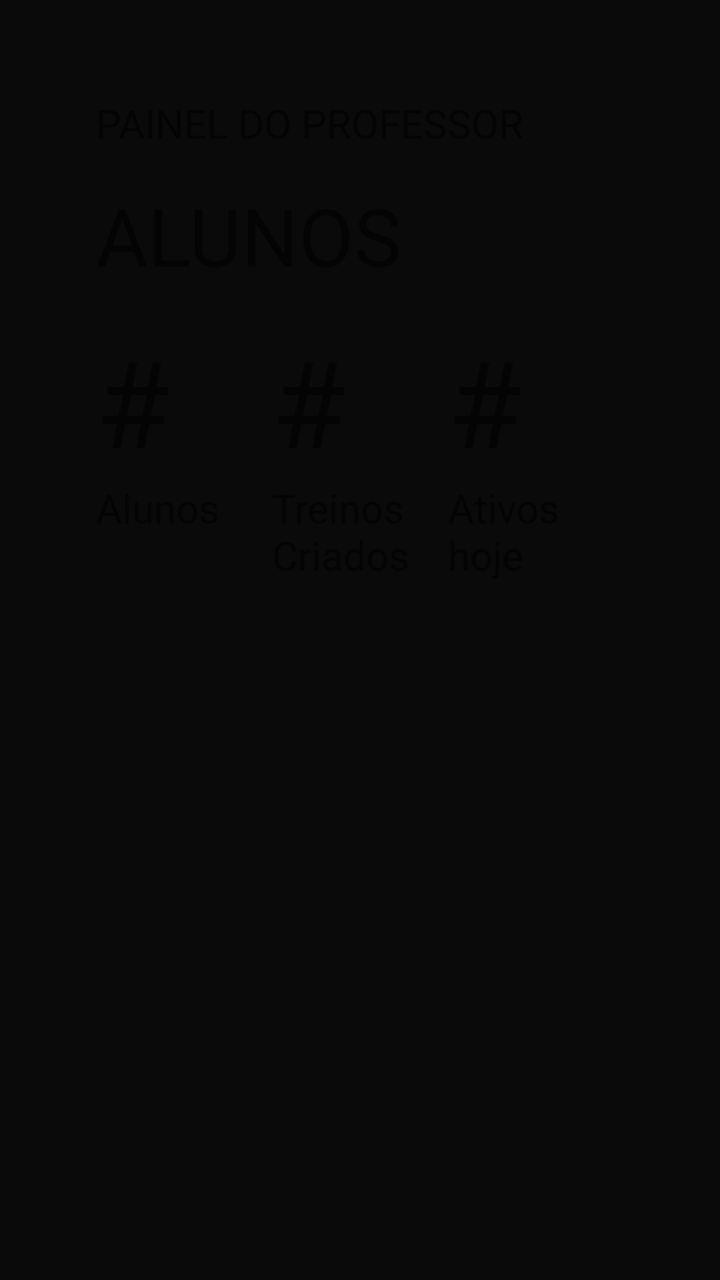
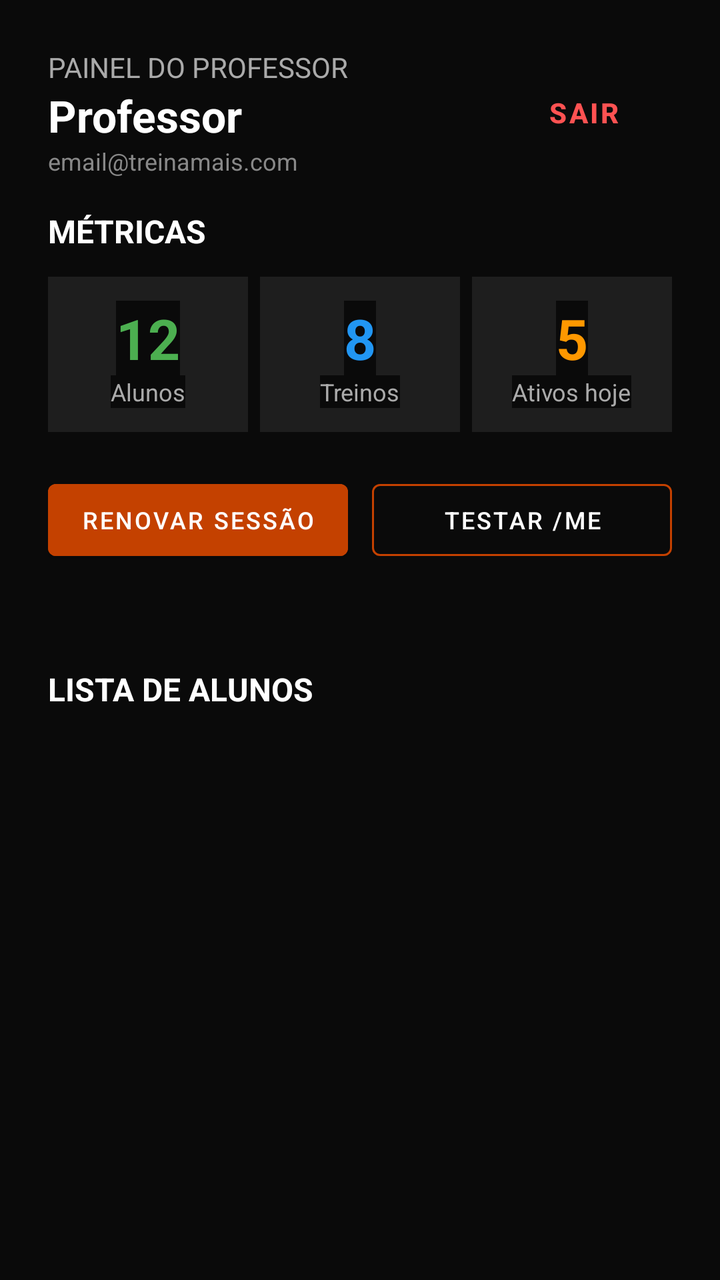

Screens rendered from an Android XML layout before and after an edit, with the pre-edit source and the edit as a unified diff.
<!-- AndroidManifest.xml: application theme Theme.TreinaMais -->
<!-- res/layout/painel_prof.xml -->
<?xml version="1.0" encoding="utf-8"?>
<androidx.constraintlayout.widget.ConstraintLayout xmlns:android="http://schemas.android.com/apk/res/android"
    xmlns:app="http://schemas.android.com/apk/res-auto"
    xmlns:tools="http://schemas.android.com/tools"
    android:id="@+id/clout_painelProf"
    android:layout_width="match_parent"
    android:layout_height="match_parent">

    <LinearLayout
        android:layout_width="match_parent"
        android:layout_height="match_parent"
        android:orientation="vertical"
        android:padding="48dp"
        app:layout_constraintBottom_toBottomOf="parent"
        app:layout_constraintEnd_toEndOf="parent"
        app:layout_constraintStart_toStartOf="parent"
        app:layout_constraintTop_toTopOf="parent">

        <TextView
            android:id="@+id/textView"
            android:layout_width="wrap_content"
            android:layout_height="wrap_content"
            android:layout_marginBottom="16dp"
            android:layout_weight="0"
            android:text="PAINEL DO PROFESSOR"
            android:textSize="20sp"
            tools:ignore="HardcodedText" />

        <TextView
            android:id="@+id/textView2"
            android:layout_width="wrap_content"
            android:layout_height="wrap_content"
            android:layout_marginBottom="16dp"
            android:layout_weight="0"
            android:text="ALUNOS"
            android:textSize="40sp"
            tools:ignore="HardcodedText" />

        <LinearLayout
            android:layout_width="match_parent"
            android:layout_height="wrap_content"
            android:layout_marginBottom="16dp"
            android:layout_weight="0"
            android:orientation="horizontal">

            <LinearLayout
                android:layout_width="0dp"
                android:layout_height="wrap_content"
                android:layout_weight="1"
                android:orientation="vertical">

                <TextView
                    android:id="@+id/alunos"
                    android:layout_width="wrap_content"
                    android:layout_height="wrap_content"
                    android:layout_weight="1"
                    android:text="#"
                    android:textSize="60sp" />

                <TextView
                    android:layout_width="wrap_content"
                    android:layout_height="wrap_content"
                    android:layout_weight="1"
                    android:text="Alunos"
                    android:textSize="20sp"
                    tools:ignore="HardcodedText" />
            </LinearLayout>

            <LinearLayout
                android:layout_width="0dp"
                android:layout_height="wrap_content"
                android:layout_weight="1"
                android:orientation="vertical">

                <TextView
                    android:id="@+id/treinosCriados"
                    android:layout_width="wrap_content"
                    android:layout_height="wrap_content"
                    android:layout_weight="1"
                    android:text="#"
                    android:textSize="60sp" />

                <TextView
                    android:layout_width="wrap_content"
                    android:layout_height="wrap_content"
                    android:layout_weight="1"
                    android:text="Treinos Criados"
                    android:textSize="20sp"
                    tools:ignore="HardcodedText" />
            </LinearLayout>

            <LinearLayout
                android:layout_width="0dp"
                android:layout_height="wrap_content"
                android:layout_weight="1"
                android:orientation="vertical">

                <TextView
                    android:id="@+id/ativosHoje"
                    android:layout_width="wrap_content"
                    android:layout_height="wrap_content"
                    android:layout_weight="1"
                    android:text="#"
                    android:textSize="60sp" />

                <TextView
                    android:layout_width="wrap_content"
                    android:layout_height="wrap_content"
                    android:layout_weight="1"
                    android:text="Ativos hoje"
                    android:textSize="20sp"
                    tools:ignore="HardcodedText" />
            </LinearLayout>

        </LinearLayout>

        <android.support.v7.widget.RecyclerView
            android:layout_width="match_parent"
            android:layout_height="match_parent"
            android:layout_weight="0" />

    </LinearLayout>

</androidx.constraintlayout.widget.ConstraintLayout>
<!-- resources referenced by this layout -->
<resources>
  <style name="Theme.TreinaMais" parent="Theme.MaterialComponents.DayNight.NoActionBar">
          
          <item name="android:statusBarColor">@color/black</item>
          <item name="android:windowBackground">@color/Fundo_MEscuro</item>
          <item name="android:colorBackground">@color/Fundo_MEscuro</item>
          <item name="android:background">@color/Fundo_MEscuro</item>
          <item name="textInputOutlinedStyle">@style/tilStyle</item>
      </style>
  <color name="black">#FF000000</color>
  <color name="Fundo_MEscuro">#0A0A0A</color>
  <style name="tilStyle" parent="Widget.MaterialComponents.TextInputLayout.OutlinedBox">
          <item name="boxCornerRadiusTopStart">@dimen/CadastroCanto</item>
          <item name="boxCornerRadiusTopEnd">@dimen/CadastroCanto</item>
          <item name="boxCornerRadiusBottomStart">@dimen/CadastroCanto</item>
          <item name="boxCornerRadiusBottomEnd">@dimen/CadastroCanto</item>
          <item name="android:layout_margin">@dimen/Margem1</item>
          <item name="boxStrokeColor">@color/outline_color</item>
      </style>
  <dimen name="CadastroCanto">4dp</dimen>
  <dimen name="Margem1">8dp</dimen>
</resources>

<!-- the commit's change to res/layout/painel_prof.xml (unified diff, before → after) -->
@@ -4,121 +4,236 @@
     xmlns:tools="http://schemas.android.com/tools"
     android:id="@+id/clout_painelProf"
     android:layout_width="match_parent"
-    android:layout_height="match_parent">
-
-    <LinearLayout
+    android:layout_height="match_parent"
+    android:background="@color/Fundo_MEscuro">
+
+    <ScrollView
         android:layout_width="match_parent"
         android:layout_height="match_parent"
-        android:orientation="vertical"
-        android:padding="48dp"
+        android:fillViewport="true"
         app:layout_constraintBottom_toBottomOf="parent"
         app:layout_constraintEnd_toEndOf="parent"
         app:layout_constraintStart_toStartOf="parent"
         app:layout_constraintTop_toTopOf="parent">
 
-        <TextView
-            android:id="@+id/textView"
-            android:layout_width="wrap_content"
-            android:layout_height="wrap_content"
-            android:layout_marginBottom="16dp"
-            android:layout_weight="0"
-            android:text="PAINEL DO PROFESSOR"
-            android:textSize="20sp"
-            tools:ignore="HardcodedText" />
-
-        <TextView
-            android:id="@+id/textView2"
-            android:layout_width="wrap_content"
-            android:layout_height="wrap_content"
-            android:layout_marginBottom="16dp"
-            android:layout_weight="0"
-            android:text="ALUNOS"
-            android:textSize="40sp"
-            tools:ignore="HardcodedText" />
-
         <LinearLayout
             android:layout_width="match_parent"
             android:layout_height="wrap_content"
-            android:layout_marginBottom="16dp"
-            android:layout_weight="0"
-            android:orientation="horizontal">
-
+            android:orientation="vertical"
+            android:padding="24dp">
+
+            
             <LinearLayout
-                android:layout_width="0dp"
-                android:layout_height="wrap_content"
-                android:layout_weight="1"
-                android:orientation="vertical">
-
-                <TextView
-                    android:id="@+id/alunos"
+                android:layout_width="match_parent"
+                android:layout_height="wrap_content"
+                android:layout_marginBottom="16dp"
+                android:gravity="center_vertical"
+                android:orientation="horizontal">
+
+                <LinearLayout
+                    android:layout_width="0dp"
+                    android:layout_height="wrap_content"
+                    android:layout_weight="1"
+                    android:orientation="vertical">
+
+                    <TextView
+                        android:id="@+id/textView"
+                        android:layout_width="wrap_content"
+                        android:layout_height="wrap_content"
+                        android:text="PAINEL DO PROFESSOR"
+                        android:textColor="#AAAAAA"
+                        android:textSize="14sp"
+                        tools:ignore="HardcodedText" />
+
+                    <TextView
+                        android:id="@+id/tvProfNome"
+                        android:layout_width="wrap_content"
+                        android:layout_height="wrap_content"
+                        android:text="Professor"
+                        android:textColor="@color/white"
+                        android:textSize="22sp"
+                        android:textStyle="bold" />
+
+                    <TextView
+                        android:id="@+id/tvProfEmail"
+                        android:layout_width="wrap_content"
+                        android:layout_height="wrap_content"
+                        android:text="email@treinamais.com"
+                        android:textColor="#888888"
+                        android:textSize="12sp" />
+                </LinearLayout>
+
+                <Button
+                    android:id="@+id/btnProfLogout"
+                    style="@style/Widget.MaterialComponents.Button.TextButton"
                     android:layout_width="wrap_content"
                     android:layout_height="wrap_content"
-                    android:layout_weight="1"
-                    android:text="#"
-                    android:textSize="60sp" />
-
-                <TextView
-                    android:layout_width="wrap_content"
-                    android:layout_height="wrap_content"
-                    android:layout_weight="1"
-                    android:text="Alunos"
-                    android:textSize="20sp"
+                    android:text="SAIR"
+                    android:textColor="#FF5252"
+                    android:textStyle="bold"
                     tools:ignore="HardcodedText" />
             </LinearLayout>
 
+            
+            <TextView
+                android:id="@+id/textView2"
+                android:layout_width="wrap_content"
+                android:layout_height="wrap_content"
+                android:layout_marginBottom="12dp"
+                android:text="MÉTRICAS"
+                android:textColor="@color/white"
+                android:textSize="16sp"
+                android:textStyle="bold"
+                tools:ignore="HardcodedText" />
+
             <LinearLayout
-                android:layout_width="0dp"
-                android:layout_height="wrap_content"
-                android:layout_weight="1"
-                android:orientation="vertical">
-
-                <TextView
-                    android:id="@+id/treinosCriados"
-                    android:layout_width="wrap_content"
-                    android:layout_height="wrap_content"
-                    android:layout_weight="1"
-                    android:text="#"
-                    android:textSize="60sp" />
-
-                <TextView
-                    android:layout_width="wrap_content"
-                    android:layout_height="wrap_content"
-                    android:layout_weight="1"
-                    android:text="Treinos Criados"
-                    android:textSize="20sp"
+                android:layout_width="match_parent"
+                android:layout_height="wrap_content"
+                android:layout_marginBottom="20dp"
+                android:baselineAligned="false"
+                android:orientation="horizontal">
+
+                <LinearLayout
+                    android:layout_width="0dp"
+                    android:layout_height="wrap_content"
+                    android:layout_marginEnd="6dp"
+                    android:layout_weight="1"
+                    android:background="#1E1E1E"
+                    android:gravity="center"
+                    android:orientation="vertical"
+                    android:padding="12dp">
+
+                    <TextView
+                        android:id="@+id/alunos"
+                        android:layout_width="wrap_content"
+                        android:layout_height="wrap_content"
+                        android:text="12"
+                        android:textColor="#4CAF50"
+                        android:textSize="28sp"
+                        android:textStyle="bold" />
+
+                    <TextView
+                        android:layout_width="wrap_content"
+                        android:layout_height="wrap_content"
+                        android:text="Alunos"
+                        android:textColor="#AAAAAA"
+                        android:textSize="12sp"
+                        tools:ignore="HardcodedText" />
+                </LinearLayout>
+
+                <LinearLayout
+                    android:layout_width="0dp"
+                    android:layout_height="wrap_content"
+                    android:layout_marginEnd="6dp"
+                    android:layout_weight="1"
+                    android:background="#1E1E1E"
+                    android:gravity="center"
+                    android:orientation="vertical"
+                    android:padding="12dp">
+
+                    <TextView
+                        android:id="@+id/treinosCriados"
+                        android:layout_width="wrap_content"
+                        android:layout_height="wrap_content"
+                        android:text="8"
+                        android:textColor="#2196F3"
+                        android:textSize="28sp"
+                        android:textStyle="bold" />
+
+                    <TextView
+                        android:layout_width="wrap_content"
+                        android:layout_height="wrap_content"
+                        android:text="Treinos"
+                        android:textColor="#AAAAAA"
+                        android:textSize="12sp"
+                        tools:ignore="HardcodedText" />
+                </LinearLayout>
+
+                <LinearLayout
+                    android:layout_width="0dp"
+                    android:layout_height="wrap_content"
+                    android:layout_weight="1"
+                    android:background="#1E1E1E"
+                    android:gravity="center"
+                    android:orientation="vertical"
+                    android:padding="12dp">
+
+                    <TextView
+                        android:id="@+id/ativosHoje"
+                        android:layout_width="wrap_content"
+                        android:layout_height="wrap_content"
+                        android:text="5"
+                        android:textColor="#FF9800"
+                        android:textSize="28sp"
+                        android:textStyle="bold" />
+
+                    <TextView
+                        android:layout_width="wrap_content"
+                        android:layout_height="wrap_content"
+                        android:text="Ativos hoje"
+                        android:textColor="#AAAAAA"
+                        android:textSize="12sp"
+                        tools:ignore="HardcodedText" />
+                </LinearLayout>
+            </LinearLayout>
+
+            
+            <LinearLayout
+                android:layout_width="match_parent"
+                android:layout_height="wrap_content"
+                android:layout_marginBottom="16dp"
+                android:orientation="horizontal">
+
+                <Button
+                    android:id="@+id/btnRenovarSessao"
+                    style="@style/Theme.TreinaMais.Botao1"
+                    android:layout_width="0dp"
+                    android:layout_height="wrap_content"
+                    android:layout_marginEnd="6dp"
+                    android:layout_weight="1"
+                    android:text="RENOVAR SESSÃO"
+                    android:textSize="12sp"
+                    tools:ignore="HardcodedText" />
+
+                <Button
+                    android:id="@+id/btnVerificarStatus"
+                    style="@style/Widget.MaterialComponents.Button.OutlinedButton"
+                    android:layout_width="0dp"
+                    android:layout_height="wrap_content"
+                    android:layout_marginStart="6dp"
+                    android:layout_weight="1"
+                    android:text="TESTAR /ME"
+                    android:textColor="@color/white"
+                    android:textSize="12sp"
+                    app:strokeColor="@color/outline_color"
                     tools:ignore="HardcodedText" />
             </LinearLayout>
 
-            <LinearLayout
-                android:layout_width="0dp"
-                android:layout_height="wrap_content"
-                android:layout_weight="1"
-                android:orientation="vertical">
-
-                <TextView
-                    android:id="@+id/ativosHoje"
-                    android:layout_width="wrap_content"
-                    android:layout_height="wrap_content"
-                    android:layout_weight="1"
-                    android:text="#"
-                    android:textSize="60sp" />
-
-                <TextView
-                    android:layout_width="wrap_content"
-                    android:layout_height="wrap_content"
-                    android:layout_weight="1"
-                    android:text="Ativos hoje"
-                    android:textSize="20sp"
-                    tools:ignore="HardcodedText" />
-            </LinearLayout>
+            <TextView
+                android:id="@+id/tvStatusSessao"
+                android:layout_width="match_parent"
+                android:layout_height="wrap_content"
+                android:layout_marginBottom="16dp"
+                android:textColor="#4CAF50"
+                android:textSize="13sp" />
+
+            <TextView
+                android:layout_width="wrap_content"
+                android:layout_height="wrap_content"
+                android:layout_marginBottom="8dp"
+                android:text="LISTA DE ALUNOS"
+                android:textColor="@color/white"
+                android:textSize="16sp"
+                android:textStyle="bold"
+                tools:ignore="HardcodedText" />
+
+            <androidx.recyclerview.widget.RecyclerView
+                android:id="@+id/recyclerAlunos"
+                android:layout_width="match_parent"
+                android:layout_height="wrap_content"
+                android:nestedScrollingEnabled="false" />
 
         </LinearLayout>
-
-        <android.support.v7.widget.RecyclerView
-            android:layout_width="match_parent"
-            android:layout_height="match_parent"
-            android:layout_weight="0" />
-
-    </LinearLayout>
+    </ScrollView>
 
 </androidx.constraintlayout.widget.ConstraintLayout>
<!-- resource entries referenced after the edit -->
@@ -10,6 +10,11 @@
       </style>
   <color name="black">#FF000000</color>
   <color name="Fundo_MEscuro">#0A0A0A</color>
+  <color name="white">#FFFFFFFF</color>
+  <style name="Theme.TreinaMais.Botao1" parent="Widget.MaterialComponents.Button">
+          <item name="cornerRadius">@dimen/CadastroCanto</item>
+          <item name="android:backgroundTint">@color/Botao_MEscuro</item>
+      </style>
   <style name="tilStyle" parent="Widget.MaterialComponents.TextInputLayout.OutlinedBox">
           <item name="boxCornerRadiusTopStart">@dimen/CadastroCanto</item>
           <item name="boxCornerRadiusTopEnd">@dimen/CadastroCanto</item>
@@ -19,6 +24,7 @@
           <item name="boxStrokeColor">@color/outline_color</item>
       </style>
   <dimen name="CadastroCanto">4dp</dimen>
+  <color name="Botao_MEscuro">#C44100</color>
   <dimen name="Margem1">8dp</dimen>
 </resources>
 
